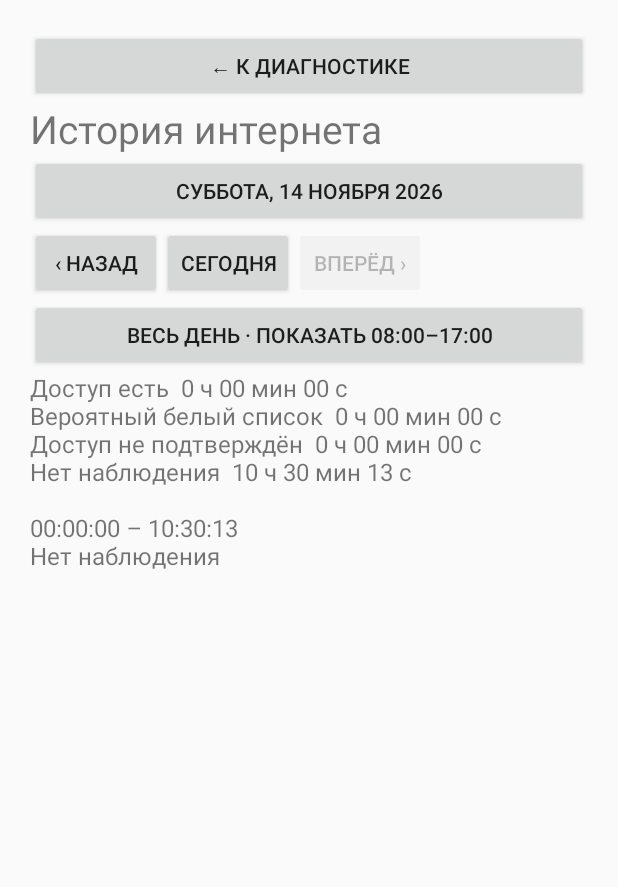
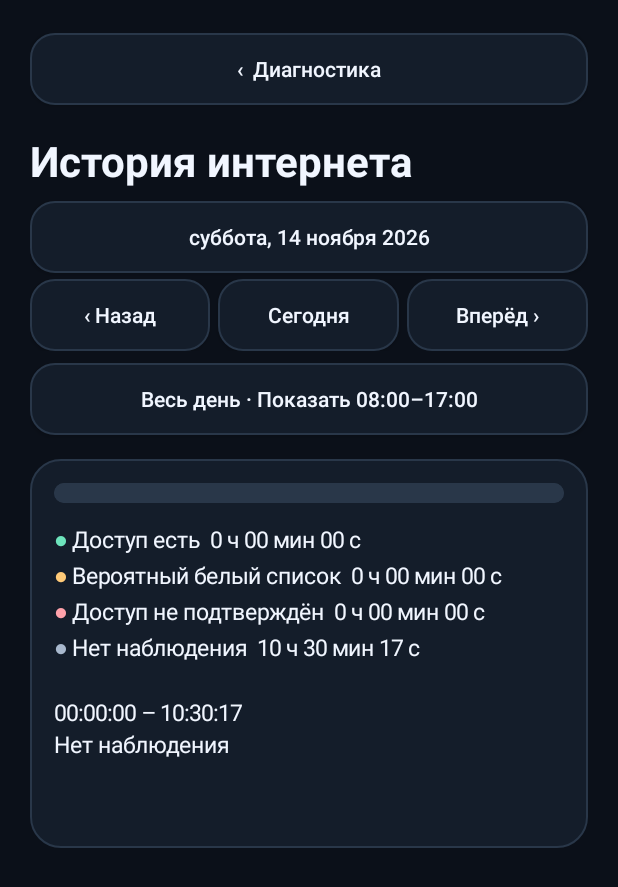
Before and after one commit to artem1728000-crypto/mobile-internet-indicator, an Android app: the HistoryActivity screen opened directly, with no data from a screen before it, on a phone screen of 412 x 824 dp. Shown: the top 887 px of the screen. Run offline under Robolectric (Android 15) with nearby library versions, the phone set to English and light mode, and no system bars.

Commit message:
Redesign monitoring and history and check GitHub releases

```diff
--- a/app/build.gradle
+++ b/app/build.gradle
@@ -6,8 +6,8 @@ android {
         applicationId 'ru.artemzozula.mobileindicator'
         minSdk 26
         targetSdk 35
-        versionCode 4
-        versionName '1.2.0'
+        versionCode 5
+        versionName '2.0.0'
     }
     signingConfigs {
         release {
--- a/app/src/main/AndroidManifest.xml
+++ b/app/src/main/AndroidManifest.xml
@@ -7,7 +7,7 @@
     <uses-permission android:name="android.permission.FOREGROUND_SERVICE"/>
     <uses-permission android:name="android.permission.FOREGROUND_SERVICE_SPECIAL_USE"/>
     <application android:label="Мобильный интернет" android:icon="@mipmap/ic_launcher"
-        android:allowBackup="false" android:theme="@android:style/Theme.Material.Light.NoActionBar">
+        android:allowBackup="false" android:theme="@style/AppTheme">
         <activity android:name=".MainActivity" android:exported="true">
             <intent-filter>
                 <action android:name="android.intent.action.MAIN"/>
--- a/app/src/main/java/ru/artemzozula/mobileindicator/HistoryActivity.java
+++ b/app/src/main/java/ru/artemzozula/mobileindicator/HistoryActivity.java
@@ -3,12 +3,9 @@ package ru.artemzozula.mobileindicator;
 import android.app.Activity;
 import android.app.DatePickerDialog;
 import android.database.Cursor;
-import android.os.Build;
 import android.os.Bundle;
-import android.view.WindowInsets;
 import android.widget.Button;
 import android.widget.LinearLayout;
-import android.widget.ScrollView;
 import android.widget.TextView;
 
 import java.time.Instant;
@@ -26,6 +23,7 @@ public final class HistoryActivity extends Activity {
     private LocalDate day = LocalDate.now();
     private boolean workHours;
     private TextView report;
+    private LinearLayout timeline;
     private Button date;
     private Button next;
     private Button hours;
@@ -44,39 +42,31 @@ public final class HistoryActivity extends Activity {
             day = LocalDate.ofEpochDay(state.getLong("day"));
             workHours = state.getBoolean("workHours");
         }
-        LinearLayout layout = new LinearLayout(this);
-        layout.setOrientation(LinearLayout.VERTICAL);
-        int padding = Math.round(20 * getResources().getDisplayMetrics().density);
-        layout.setPadding(padding, padding, padding, padding);
-        button(layout, "← К диагностике", this::finish);
-        TextView title = new TextView(this);
-        title.setText("История интернета");
-        title.setTextSize(26);
-        layout.addView(title);
+        LinearLayout layout = Ui.screen(this);
+        Ui.add(layout, Ui.button(this, "‹  Диагностика", false, this::finish), 0);
+        Ui.add(layout, Ui.text(this, "История интернета", 28, Ui.INK, true), 18);
         date = button(layout, "", this::pickDate);
         LinearLayout navigation = new LinearLayout(this);
         button(navigation, "‹ Назад", () -> go(day.minusDays(1)));
         button(navigation, "Сегодня", () -> go(LocalDate.now()));
         next = button(navigation, "Вперёд ›", () -> go(day.plusDays(1)));
-        layout.addView(navigation);
+        Ui.add(layout, navigation, 4);
         hours = button(layout, "", () -> {
             workHours = !workHours;
             render();
         });
-        report = new TextView(this);
-        report.setTextSize(16);
-        layout.addView(report);
-        ScrollView scroll = new ScrollView(this);
-        scroll.addView(layout);
-        scroll.setOnApplyWindowInsetsListener((view, insets) -> {
-            if (Build.VERSION.SDK_INT >= 30) {
-                android.graphics.Insets bars = insets.getInsets(
-                        WindowInsets.Type.systemBars() | WindowInsets.Type.displayCutout());
-                view.setPadding(bars.left, bars.top, bars.right, bars.bottom);
-            }
-            return insets;
-        });
-        setContentView(scroll);
+        LinearLayout card = Ui.column(this);
+        Ui.pad(card, 16, 16);
+        card.setBackground(Ui.shape(this, Ui.SURFACE, Ui.LINE, 20));
+        timeline = new LinearLayout(this);
+        timeline.setBackground(Ui.shape(this, Ui.LINE, 0, 8));
+        timeline.setClipToOutline(true);
+        android.widget.LinearLayout.LayoutParams bar = new LinearLayout.LayoutParams(-1, Ui.dp(this, 13));
+        card.addView(timeline, bar);
+        report = Ui.text(this, "", 15, Ui.INK, false);
+        report.setLineSpacing(Ui.dp(this, 4), 1);
+        Ui.add(card, report, 14);
+        Ui.add(layout, card, 16);
     }
 
     @Override protected void onResume() {
@@ -101,10 +91,14 @@ public final class HistoryActivity extends Activity {
     }
 
     private static Button button(LinearLayout layout, String text, Runnable click) {
-        Button button = new Button(layout.getContext());
-        button.setText(text);
-        button.setOnClickListener(view -> click.run());
-        layout.addView(button);
+        Button button = Ui.button(layout.getContext(), text, false, click);
+        if (layout.getOrientation() == LinearLayout.HORIZONTAL) {
+            LinearLayout.LayoutParams params = new LinearLayout.LayoutParams(0, -2, 1);
+            if (layout.getChildCount() > 0) params.setMarginStart(Ui.dp(layout.getContext(), 5));
+            layout.addView(button, params);
+        } else {
+            Ui.add(layout, button, 8);
+        }
         return button;
     }
 
@@ -129,6 +123,7 @@ public final class HistoryActivity extends Activity {
         long start = at(day, workHours ? LocalTime.of(8, 0) : LocalTime.MIDNIGHT);
         long endOfDay = at(day.plusDays(1), LocalTime.MIDNIGHT);
         long end = Math.min(System.currentTimeMillis(), workHours ? at(day, LocalTime.of(17, 0)) : endOfDay);
+        timeline.removeAllViews();
         if (end <= start) {
             report.setText("Этот период ещё не начался");
             return;
@@ -141,10 +136,15 @@ public final class HistoryActivity extends Activity {
                 long from = Math.max(cursor, rows.getLong(0));
                 long to = Math.min(end, rows.getLong(1));
                 if (to <= from) continue;
-                if (from > cursor) append(periods, cursor, from, "Нет наблюдения", endOfDay);
+                if (from > cursor) {
+                    segment(from - cursor, Ui.LINE);
+                    append(periods, cursor, from, "Нет наблюдения", endOfDay);
+                }
                 String status = rows.getString(2);
                 long duration = to - from;
                 observed += duration;
+                segment(duration, status.equals(HistoryStore.FULL) ? Ui.GREEN
+                        : status.equals(HistoryStore.LIMITED) ? Ui.AMBER : Ui.RED);
                 switch (status) {
                     case HistoryStore.FULL: full += duration; break;
                     case HistoryStore.LIMITED: limited += duration; break;
@@ -154,10 +154,26 @@ public final class HistoryActivity extends Activity {
                 cursor = to;
             }
         }
-        if (cursor < end) append(periods, cursor, end, "Нет наблюдения", endOfDay);
-        report.setText("Доступ есть  " + duration(full) + "\nВероятный белый список  "
-                + duration(limited) + "\nДоступ не подтверждён  " + duration(none)
-                + "\nНет наблюдения  " + duration(end - start - observed) + "\n\n" + periods);
+        if (cursor < end) {
+            segment(end - cursor, Ui.LINE);
+            append(periods, cursor, end, "Нет наблюдения", endOfDay);
+        }
+        String summary = "● Доступ есть  " + duration(full) + "\n● Вероятный белый список  "
+                + duration(limited) + "\n● Доступ не подтверждён  " + duration(none)
+                + "\n● Нет наблюдения  " + duration(end - start - observed) + "\n\n";
+        android.text.SpannableString content = new android.text.SpannableString(summary + periods);
+        int index = -1;
+        for (int color : new int[]{Ui.GREEN, Ui.AMBER, Ui.RED, Ui.MUTED}) {
+            index = summary.indexOf('●', index + 1);
+            content.setSpan(new android.text.style.ForegroundColorSpan(color), index, index + 1, 0);
+        }
+        report.setText(content);
+    }
+
+    private void segment(long millis, int color) {
+        android.view.View block = new android.view.View(this);
+        block.setBackgroundColor(color);
+        timeline.addView(block, new LinearLayout.LayoutParams(0, -1, millis / 1000f));
     }
 
     private long at(LocalDate date, LocalTime time) {
--- /dev/null
+++ b/app/src/main/java/ru/artemzozula/mobileindicator/Ui.java
@@ -0,0 +1,93 @@
+package ru.artemzozula.mobileindicator;
+
+import android.app.Activity;
+import android.content.Context;
+import android.content.res.ColorStateList;
+import android.graphics.Typeface;
+import android.graphics.drawable.GradientDrawable;
+import android.graphics.drawable.RippleDrawable;
+import android.os.Build;
+import android.view.Gravity;
+import android.view.WindowInsets;
+import android.widget.LinearLayout;
+import android.widget.ScrollView;
+import android.widget.TextView;
+
+final class Ui {
+    static final int BACK = 0xFF0B1019, SURFACE = 0xFF141D2A, LINE = 0xFF293749;
+    static final int INK = 0xFFF1F6FF, MUTED = 0xFFA8B8CD, BLUE = 0xFFA5CDFF;
+    static final int GREEN = 0xFF6DE4BC, AMBER = 0xFFFFCA78, RED = 0xFFFFA2AB;
+
+    static int dp(Context c, float v) {
+        return Math.round(v * c.getResources().getDisplayMetrics().density);
+    }
+
+    static LinearLayout column(Context c) {
+        LinearLayout view = new LinearLayout(c);
+        view.setOrientation(LinearLayout.VERTICAL);
+        return view;
+    }
+
+    static LinearLayout screen(Activity activity) {
+        ScrollView scroll = new ScrollView(activity);
+        scroll.setBackgroundColor(BACK);
+        scroll.setClipToPadding(false);
+        scroll.setFillViewport(true);
+        if (Build.VERSION.SDK_INT >= 30) {
+            scroll.setOnApplyWindowInsetsListener((view, insets) -> {
+                android.graphics.Insets b = insets.getInsets(
+                        WindowInsets.Type.systemBars() | WindowInsets.Type.displayCutout());
+                view.setPadding(b.left, b.top, b.right, b.bottom);
+                return insets;
+            });
+        }
+        LinearLayout page = column(activity);
+        pad(page, 20, 22);
+        scroll.addView(page);
+        activity.setContentView(scroll);
+        return page;
+    }
+
+    static void pad(android.view.View v, int x, int y) {
+        int h = dp(v.getContext(), x), w = dp(v.getContext(), y);
+        v.setPadding(h, w, h, w);
+    }
+
+    static GradientDrawable shape(Context c, int fill, int border, int radius) {
+        GradientDrawable background = new GradientDrawable();
+        background.setColor(fill);
+        background.setCornerRadius(dp(c, radius));
+        if (border != 0) background.setStroke(dp(c, 1), border);
+        return background;
+    }
+
+    static TextView text(Context c, String title, int sp, int color, boolean strong) {
+        TextView view = new TextView(c);
+        view.setText(title);
+        view.setTextSize(sp);
+        view.setTextColor(color);
+        view.setTypeface(Typeface.create("sans-serif", strong ? Typeface.BOLD : Typeface.NORMAL));
+        return view;
+    }
+
+    static android.widget.Button button(Context c, String title, boolean primary, Runnable action) {
+        android.widget.Button view = new android.widget.Button(c);
+        view.setText(title);
+        view.setAllCaps(false);
+        view.setTextSize(14);
+        view.setTextColor(primary ? BACK : INK);
+        view.setMinHeight(dp(c, 48));
+        view.setGravity(Gravity.CENTER);
+        pad(view, 12, 8);
+        view.setBackground(new RippleDrawable(ColorStateList.valueOf(0x337A9CC2),
+                shape(c, primary ? BLUE : SURFACE, primary ? 0 : LINE, 16), null));
+        view.setOnClickListener(v -> action.run());
+        return view;
+    }
+
+    static void add(LinearLayout parent, android.view.View view, int top) {
+        LinearLayout.LayoutParams lp = new LinearLayout.LayoutParams(-1, -2);
+        lp.topMargin = dp(parent.getContext(), top);
+        parent.addView(view, lp);
+    }
+}
--- /dev/null
+++ b/app/src/main/res/values/styles.xml
@@ -0,0 +1,9 @@
+<resources>
+    <style name="AppTheme" parent="android:style/Theme.Material.NoActionBar">
+        <item name="android:windowBackground">#0B1019</item>
+        <item name="android:statusBarColor">#0B1019</item>
+        <item name="android:navigationBarColor">#0B1019</item>
+        <item name="android:colorAccent">#A5CDFF</item>
+        <item name="android:windowLightStatusBar">false</item>
+    </style>
+</resources>
```
Also changed, not shown: app/src/main/java/ru/artemzozula/mobileindicator/MainActivity.java (+181 -104 lines), app/src/main/java/ru/artemzozula/mobileindicator/ReleaseCheck.java (added, +55 -0 lines), app/src/main/java/ru/artemzozula/mobileindicator/SignalView.java (added, +66 -0 lines), 1 other file.
